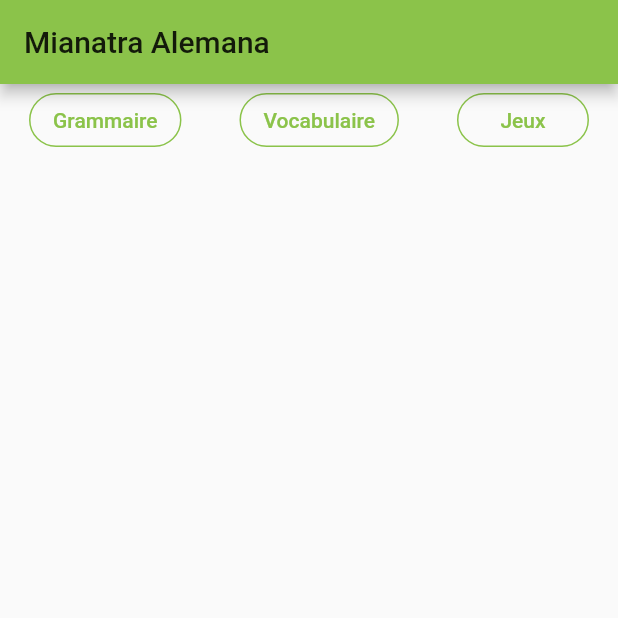
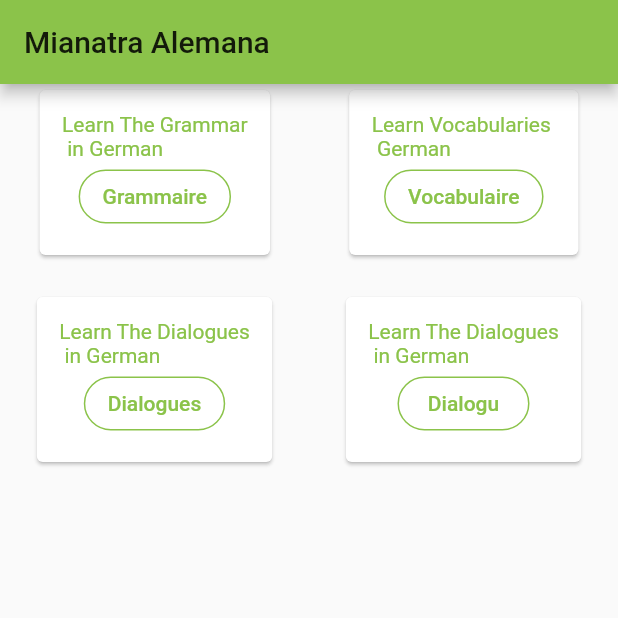
Before and after one commit to RajaomalalaSendra/mianatra_allemand, a Flutter app: the screen it shows after launch, on a phone screen of 412 x 824 dp, the top half of it. Run offline on Flutter 3.47's test engine with Material 2 defaults, Android fonts, the phone set to English and light mode, and no system bars.

Commit message:
Reorganize the whole menu.

```diff
--- /dev/null
+++ b/lib/src/views/widgets/HomeMadeCard.dart
@@ -0,0 +1,130 @@
+import 'package:flutter/material.dart';
+
+class HomeMadeCard extends StatelessWidget {
+  //adding constructor
+  HomeMadeCard({this.title, this.button});
+
+  final Text title;
+  final Widget button;
+
+  @override
+  Widget build(BuildContext context){
+    return Container(
+      //adding bottom padding on card
+      padding: EdgeInsets.only(bottom: 20.0),
+      child: Card(
+        child: Container(
+          //adding padding inside card
+          padding: EdgeInsets.all(15.0),
+          child: Column(
+          children: <Widget>[
+              // Text("I love Flutter"),
+              // Icon(Icons.favorite)
+
+              this.title,
+              this.button,
+            ]
+          )
+        )
+
+      )
+    );
+  }
+}
+
+
+class HomeMadeOutLineButton extends StatelessWidget {
+
+  final String _title;
+  final Widget _menu;
+
+  HomeMadeOutLineButton(this._title, this._menu);
+
+  @override
+  Widget build(BuildContext context) {
+    return OutlineButton(
+          shape:  RoundedRectangleBorder(
+                      borderRadius: BorderRadius.circular(30.0),
+                  ),
+          borderSide: BorderSide(
+                    color: Colors.lightGreen,
+                  ),
+          child: Text(
+            _title,
+            style: TextStyle(color: Colors.lightGreen),
+          ),
+          onPressed: (){
+              Navigator.push(
+                context,
+                MaterialPageRoute(
+                  builder: (context) => _menu,
+              ),
+            );
+          }
+        );
+  }
+}
+
+class HomeMadeOutLineButtonNothing extends StatelessWidget {
+
+  final String _title;
+
+  HomeMadeOutLineButtonNothing(this._title);
+
+  @override
+  Widget build(BuildContext context) {
+    return OutlineButton(
+          shape:  RoundedRectangleBorder(
+                      borderRadius: BorderRadius.circular(30.0),
+                  ),
+          borderSide: BorderSide(
+                    color: Colors.lightGreen,
+                  ),
+          child: Text(
+            _title,
+            style: TextStyle(color: Colors.lightGreen),
+          ),
+          onPressed: (){}
+        );
+  }
+}
+
+
+class HomeMadeCardTwo extends StatelessWidget {
+  final String _text;
+  final String _title;
+  final Widget _widget;
+
+  HomeMadeCardTwo(this._text, this._title, this._widget);
+
+  @override
+  Widget build(BuildContext context) {
+    return HomeMadeCard(
+        title: Text(
+          _text,
+          style: TextStyle(color: Colors.lightGreen),
+        ),
+        button: HomeMadeOutLineButton(_title, _widget),
+      );
+  }
+
+}
+
+class HomeMadeCardTwoNothing extends StatelessWidget {
+  final String _text;
+  final String _title;
+
+  HomeMadeCardTwoNothing(this._text, this._title);
+
+  @override
+  Widget build(BuildContext context) {
+    return HomeMadeCard(
+        title: Text(
+          _text,
+          style: TextStyle(color: Colors.lightGreen),
+        ),
+        button: HomeMadeOutLineButtonNothing(_title),
+      );
+  }
+
+}
--- /dev/null
+++ b/lib/src/views/widgets/SizeBox.dart
@@ -0,0 +1,85 @@
+import 'package:flutter/material.dart';
+import 'package:mianatra_alemana/src/views/widgets/MainMenu.dart';
+import 'package:mianatra_alemana/src/views/widgets/RoutesAndTabs.dart';
+import 'package:mianatra_alemana/src/views/widgets/SecondMenu.dart';
+import 'package:mianatra_alemana/src/views/widgets/HomeMadeCard.dart';
+
+class HomeMenuSizeBoxGrammar extends StatelessWidget{
+    final String _title;
+
+    HomeMenuSizeBoxGrammar(this._title);
+
+    Widget build(BuildContext context){
+      return HomeMadeCardTwo("Learn The Grammar\n in German", _title, MainMenuGrammar(_title));
+    }
+}
+
+class HomeMenuSizeBoxVocabularies extends StatelessWidget{
+    final String _title;
+
+    HomeMenuSizeBoxVocabularies(this._title);
+
+    Widget build(BuildContext context){
+      return  HomeMadeCardTwoNothing("Learn Vocabularies \n German", _title);
+    }
+}
+
+class HomeMenuSizeBoxDialogues extends StatelessWidget{
+    final String _title;
+
+    HomeMenuSizeBoxDialogues(this._title);
+
+    Widget build(BuildContext context){
+      return HomeMadeCardTwoNothing("Learn The Dialogues\n in German", _title);
+    }
+}
+
+class MainMenuSizeBoxCases extends StatelessWidget{
+    final String _title;
+
+    MainMenuSizeBoxCases(this._title);
+
+
+    Widget build(BuildContext context){
+      return HomeMadeCardTwo("Learn The Cases\n in German",_title, SecondMenuCases(_title));
+    }
+}
+
+class MainMenuSizeBoxConjugaison extends StatelessWidget {
+  final String _title;
+
+  MainMenuSizeBoxConjugaison(this._title);
+
+  @override
+  Widget build(BuildContext context) {
+    return HomeMadeCardTwoNothing("Apprendre \nLa Conjugaison", _title);
+  }
+}
+class MainMenuSizeBoxTexts extends StatelessWidget{
+
+  final String _title;
+
+  MainMenuSizeBoxTexts(this._title);
+
+  @override
+  Widget build(BuildContext context) {
+    return HomeMadeCardTwoNothing("Lesen Einen\n Texts", _title);
+  }
+}
+
+class SecondMenuSizeBoxCases extends StatelessWidget{
+    final String _title;
+    final List _columnsTitle;
+    final _contentLists;
+    final List _examplesByCase;
+
+    SecondMenuSizeBoxCases(this._title, this._columnsTitle, this._contentLists, this._examplesByCase);
+
+
+    Widget build(BuildContext context){
+      TabBarMianatraAlemana tabBarMianatraAlemana = new TabBarMianatraAlemana(_title, _columnsTitle, _contentLists, _examplesByCase);
+      for (var i = 0; i < _columnsTitle.length; i++){
+        return HomeMadeCardTwo("Apprendre le \n cas " + _title,_title, tabBarMianatraAlemana);
+      }
+  }
+}
```
Also changed, not shown: lib/src/views/widgets/MainMenu.dart (added, +19 -0 lines), lib/src/views/widgets/Menu.dart (+2 -37 lines), lib/src/views/widgets/RoutesAndTabs.dart (+24 -118 lines), lib/src/views/widgets/SecondMenu.dart (added, +20 -0 lines).
